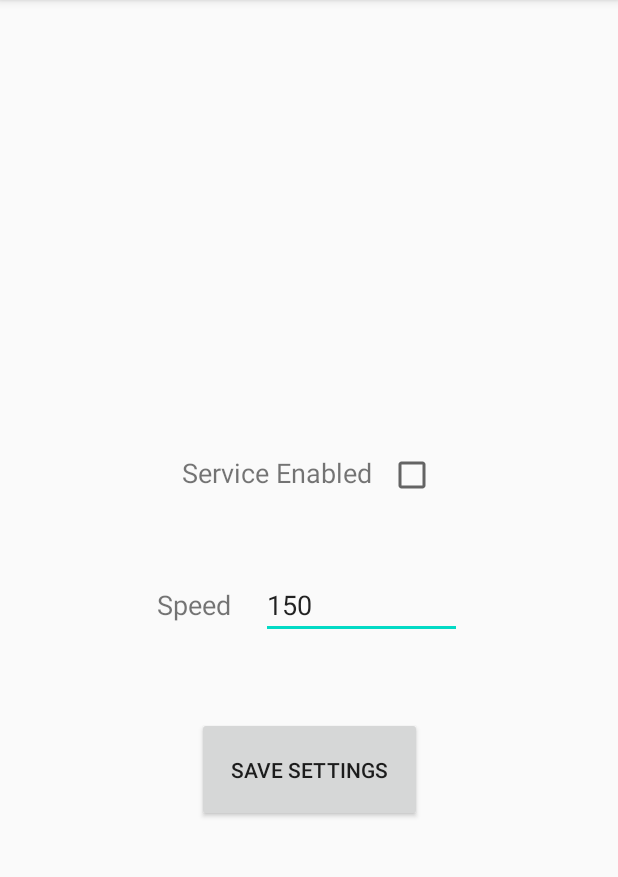
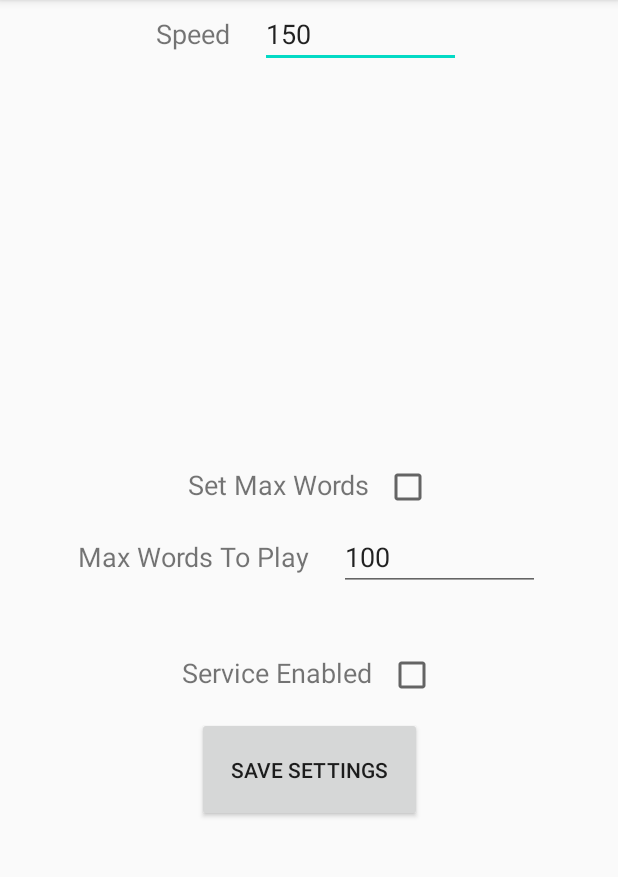
Before and after one commit to Zombant/MorseNotifications, an Android app: the screen it shows after launch (MainActivity), after a tap on "SAVE SETTINGS", on a phone screen of 412 x 824 dp, the part 84-961 px from its top. Run offline under Robolectric (Android 15) with nearby library versions, the phone set to English and light mode, and no system bars.

Commit message:
Added max words feature and fixed one extra space in morse output.

```diff
--- a/app/src/main/java/com/apicci/morsevibrate/MainActivity.kt
+++ b/app/src/main/java/com/apicci/morsevibrate/MainActivity.kt
@@ -4,59 +4,60 @@ import androidx.appcompat.app.AppCompatActivity
 import android.os.Bundle
 import android.text.Editable
 import android.text.TextWatcher
-import android.view.View
+import android.widget.CompoundButton
 import android.widget.Toast
 import kotlinx.android.synthetic.main.activity_main.*
-import java.lang.StringBuilder
 
 class MainActivity : AppCompatActivity() {
 
-    //lateinit var speedEditText: EditText
-    public val MAX_SPEED: Int = 9999
+    public val MAX_SPEED: Int = 1000
     public val MIN_SPEED: Int = 35
+
+    public val MAX_NUMOFWORDS: Int = 10000
+    public val MIN_NUMOFWORDS: Int = 1
 
     override fun onCreate(savedInstanceState: Bundle?) {
         super.onCreate(savedInstanceState)
         setContentView(R.layout.activity_main)
 
         speedEditText.setText(getSharedPreferences("morseNotify", 0).getInt("speed", 150).toString())
+        maxWordsEditText.setText(getSharedPreferences("morseNotify", 0).getInt("maxWords", 100).toString())
         enabledCheckBox.isChecked = getSharedPreferences("morseNotify", 0).getBoolean("enabled", false)
-
-        //TODO: Start and stop the service
+        maxWordsCheckBox.isChecked = getSharedPreferences("morseNotify", 0).getBoolean("maxWords", false)
 
 
         //TODO: Option to play sound and flash light in addition to vibration
 
-        //Speed changing
-        speedEditText.addTextChangedListener(object : TextWatcher {
-            override fun afterTextChanged(s: Editable?) {
+        //TODO: Guide user to settings to activate
+
+        maxWordsCheckBox.setOnCheckedChangeListener(object : CompoundButton.OnCheckedChangeListener{
+            override fun onCheckedChanged(buttonView: CompoundButton?, isChecked: Boolean) {
 
             }
 
-            override fun beforeTextChanged(s: CharSequence?, start: Int, count: Int, after: Int) {
-            }
-
-            override fun onTextChanged(s: CharSequence?, start: Int, before: Int, count: Int) {
-
-            }
-
-        });
+        })
 
         saveSpeedButton.setOnClickListener {
             //Set up SharedPreferences
             val editor = getSharedPreferences("morseNotify", 0).edit()
 
-            editor.putBoolean("enabled", enabledCheckBox.isChecked)
-
-            if(speedEditText.text.toString().length > 5){
+            if(speedEditText.text.toString().length > 5 || speedEditText.text.toString() == ""){
                 Toast.makeText(applicationContext, "Invalid Speed: Please enter a value $MIN_SPEED-$MAX_SPEED", Toast.LENGTH_LONG).show()
 
-            } else if(speedEditText.text.toString() == null || speedEditText.text.toString().toInt() > MAX_SPEED || speedEditText.text.toString().toInt() < MIN_SPEED){
+            } else if(speedEditText.text.toString().length > 8 || maxWordsEditText.text.toString() == ""){
+                Toast.makeText(applicationContext, "Invalid Value: Please enter a value $MIN_NUMOFWORDS-$MAX_NUMOFWORDS", Toast.LENGTH_LONG).show()
+
+            } else if(speedEditText.text.toString().toInt() > MAX_SPEED || speedEditText.text.toString().toInt() < MIN_SPEED){
                 Toast.makeText(applicationContext, "Invalid Speed: Please enter a value $MIN_SPEED-$MAX_SPEED", Toast.LENGTH_LONG).show()
+
+            } else if(maxWordsEditText.text.toString().toInt() > MAX_NUMOFWORDS || maxWordsEditText.text.toString().toInt() < MIN_NUMOFWORDS) {
+                Toast.makeText(applicationContext, "Invalid Value: Please enter a value $MIN_NUMOFWORDS-$MAX_NUMOFWORDS", Toast.LENGTH_LONG).show()
 
             } else {
                 //Save speed in SharedPreferences
+                editor.putBoolean("enabled", enabledCheckBox.isChecked)
                 editor.putInt("speed", speedEditText.text.toString().toInt())
+                editor.putInt("maxWords", maxWordsEditText.text.toString().toInt())
                 editor.apply()
             }
         }
--- a/app/src/main/java/com/apicci/morsevibrate/MainService.kt
+++ b/app/src/main/java/com/apicci/morsevibrate/MainService.kt
@@ -53,8 +53,7 @@ class MainService() : NotificationListenerService() {
             //Only run if the notification came from the default SMS app
             if (sbn?.packageName == Telephony.Sms.getDefaultSmsPackage(applicationContext)) {
                 //Vibrate the message in the text field of the notification
-                vibrateMessage(sbn?.notification?.extras?.getString("android.text"), getSharedPreferences("morseNotify", 0).getInt("speed", -1)
-                )
+                vibrateMessage(sbn?.notification?.extras?.getString("android.text"), getSharedPreferences("morseNotify", 0).getInt("speed", -1), getSharedPreferences("morseNotify", 0).getInt("maxWords", -1))
             }
         }
 
@@ -96,7 +95,9 @@ class MainService() : NotificationListenerService() {
     }
 
     //Vibrates depending on the message given
-    private fun vibrateMessage(message: String?, multiplier: Int){
+    private fun vibrateMessage(message: String?, multiplier: Int, maxWords: Int){
+
+        if(multiplier == -1){return}
 
         //Translate the message into morse code
         var vibrationCode: String? = MorseTranslate.TextToMorse(message)
@@ -107,6 +108,8 @@ class MainService() : NotificationListenerService() {
 
         //Do not continue if the message is empty
         if(vibrationCode == null){ return }
+
+        var currentWordCount: Int = maxWords
 
         //Vibrate depending on the translated message
         for(symbol in vibrationCode.indices){
@@ -124,7 +127,10 @@ class MainService() : NotificationListenerService() {
             }
             if(vibrationCode[symbol] == 's'){
                 spaceBetweenWords(multiplier)
+                currentWordCount--
             }
+            if(currentWordCount <= 0){ break }
+
         }
     }
 
--- a/app/src/main/java/com/apicci/morsevibrate/MorseTranslate.kt
+++ b/app/src/main/java/com/apicci/morsevibrate/MorseTranslate.kt
@@ -70,7 +70,10 @@ class MorseTranslate() {
                     else -> "n"
                 }
                 builder.append(output)
-                builder.append(SPACE_BETWEEN_LETTERS_SYMBOL)
+                if(inputString.get(i).toLowerCase() != ' ') {
+                    builder.append(SPACE_BETWEEN_LETTERS_SYMBOL)
+
+                }
             }
 
             return builder.toString()
--- a/app/src/main/res/layout/activity_main.xml
+++ b/app/src/main/res/layout/activity_main.xml
@@ -19,11 +19,12 @@
         app:layout_constraintStart_toStartOf="parent" />
 
     <LinearLayout
+        android:id="@+id/linearLayout3"
         android:layout_width="wrap_content"
         android:layout_height="wrap_content"
-        android:layout_marginBottom="48dp"
+        android:layout_marginBottom="12dp"
         android:orientation="horizontal"
-        app:layout_constraintBottom_toTopOf="@+id/linearLayout"
+        app:layout_constraintBottom_toTopOf="@+id/saveSpeedButton"
         app:layout_constraintEnd_toEndOf="parent"
         app:layout_constraintStart_toStartOf="parent">
 
@@ -48,11 +49,11 @@
         android:id="@+id/linearLayout"
         android:layout_width="wrap_content"
         android:layout_height="wrap_content"
-        android:layout_marginBottom="52dp"
         android:orientation="horizontal"
-        app:layout_constraintBottom_toTopOf="@+id/saveSpeedButton"
         app:layout_constraintEnd_toEndOf="parent"
-        app:layout_constraintStart_toStartOf="parent">
+        app:layout_constraintHorizontal_bias="0.497"
+        app:layout_constraintStart_toStartOf="parent"
+        tools:layout_editor_absoluteY="191dp">
 
         <TextView
             android:id="@+id/speedTextView"
@@ -73,4 +74,61 @@
 
     </LinearLayout>
 
+    <LinearLayout
+        android:id="@+id/linearLayout2"
+        android:layout_width="wrap_content"
+        android:layout_height="wrap_content"
+        android:layout_marginBottom="40dp"
+        android:orientation="horizontal"
+        app:layout_constraintBottom_toTopOf="@+id/linearLayout3"
+        app:layout_constraintEnd_toEndOf="parent"
+        app:layout_constraintStart_toStartOf="parent">
+
+        <TextView
+            android:id="@+id/maxWordsTextView"
+            android:layout_width="wrap_content"
+            android:layout_height="wrap_content"
+            android:layout_marginRight="10dp"
+            android:layout_weight="1"
+            android:text="Max Words To Play"
+            android:textAlignment="center"
+            android:textSize="18sp" />
+
+        <EditText
+            android:id="@+id/maxWordsEditText"
+            android:layout_width="134dp"
+            android:layout_height="45dp"
+            android:layout_marginLeft="10dp"
+            android:layout_weight="1"
+            android:ems="10"
+            android:inputType="number" />
+    </LinearLayout>
+
+    <LinearLayout
+        android:layout_width="wrap_content"
+        android:layout_height="wrap_content"
+        android:layout_marginBottom="8dp"
+        android:orientation="horizontal"
+        app:layout_constraintBottom_toTopOf="@+id/linearLayout2"
+        app:layout_constraintEnd_toEndOf="parent"
+        app:layout_constraintStart_toStartOf="parent">
+
+        <TextView
+            android:id="@+id/wordLimitTextView"
+            android:layout_width="wrap_content"
+            android:layout_height="wrap_content"
+            android:layout_marginRight="10dp"
+            android:layout_weight="1"
+            android:text="Set Max Words"
+            android:textAlignment="center"
+            android:textSize="18sp" />
+
+        <CheckBox
+            android:id="@+id/maxWordsCheckBox"
+            android:layout_width="wrap_content"
+            android:layout_height="wrap_content"
+            android:layout_weight="1" />
+
+    </LinearLayout>
+
 </androidx.constraintlayout.widget.ConstraintLayout>
```
